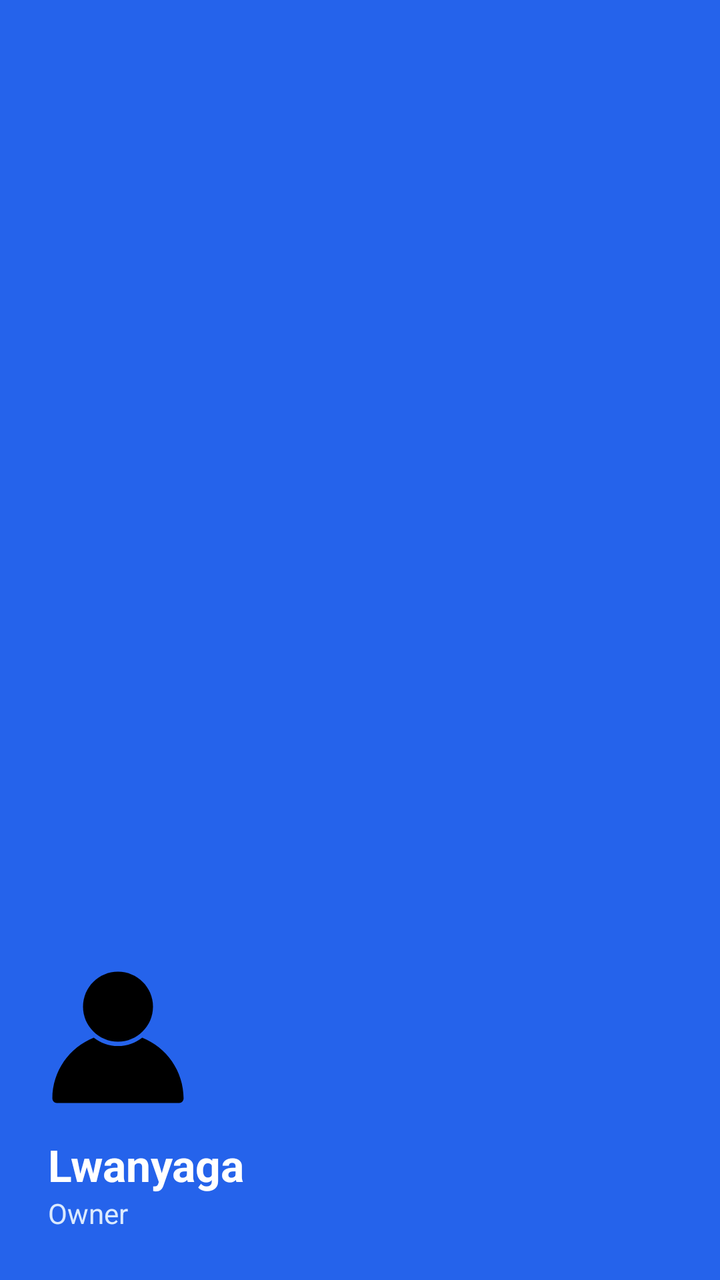
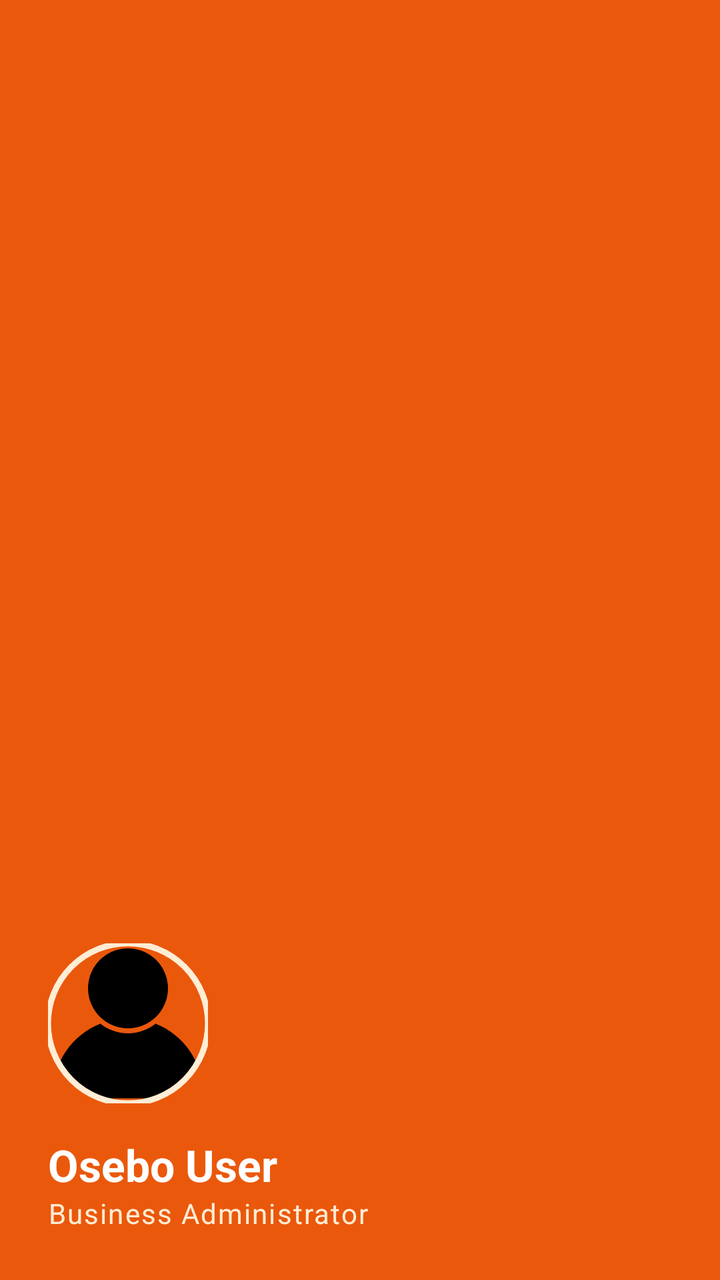

An Android layout rendered at two revisions. The XML below is the earlier revision; the diff shows what the commit changed to produce the second picture.
<!-- AndroidManifest.xml: application theme Theme.Osebo -->
<!-- res/layout/nav_header.xml -->
<?xml version="1.0" encoding="utf-8"?>
<LinearLayout
    xmlns:android="http://schemas.android.com/apk/res/android"
    android:layout_width="match_parent"
    android:layout_height="220dp"
    android:background="#2563EB"
    android:gravity="bottom"
    android:orientation="vertical"
    android:padding="24dp">

    <ImageView
        android:layout_width="70dp"
        android:layout_height="70dp"
        android:src="@drawable/user_avatar"/>

    <TextView
        android:layout_width="wrap_content"
        android:layout_height="wrap_content"
        android:layout_marginTop="14dp"
        android:text="Lwanyaga"
        android:textColor="@android:color/white"
        android:textSize="22sp"
        android:textStyle="bold"/>

    <TextView
        android:layout_width="wrap_content"
        android:layout_height="wrap_content"
        android:text="Owner"
        android:textColor="#DBEAFE"/>

</LinearLayout>
<!-- resources referenced by this layout -->
<resources>
  <!-- drawable user_avatar (drawable) -->
  <vector xmlns:android="http://schemas.android.com/apk/res/android"
      android:width="800dp"
      android:height="800dp"
      android:viewportWidth="8.4667"
      android:viewportHeight="8.4667">
    <path
        android:pathData="M2.7683,4.2519C1.3029,4.836 0.2635,6.2661 0.2635,7.9375A0.2646,0.2646 135,0 0,0.5292 8.2031L7.9375,8.2031A0.2646,0.2646 135,0 0,8.201 7.9375C8.2011,6.2663 7.1619,4.8361 5.6968,4.2519C5.2917,4.5696 4.7834,4.7615 4.2323,4.7615C3.6811,4.7615 3.1731,4.5698 2.7683,4.2519z"
        android:strokeLineJoin="round"
        android:strokeWidth="0.5292"
        android:fillColor="#000000"
        android:strokeColor="#00000000"
        android:fillType="nonZero"
        android:strokeLineCap="round"/>
    <path
        android:pathData="M4.2323,0.2656C3.0664,0.2656 2.1172,1.2149 2.1172,2.3807C2.1172,3.5466 3.0664,4.4979 4.2323,4.4979C5.3982,4.4979 6.3495,3.5466 6.3495,2.3807C6.3495,1.2149 5.3982,0.2656 4.2323,0.2656z"
        android:strokeLineJoin="round"
        android:strokeWidth="0.5292"
        android:fillColor="#000000"
        android:strokeColor="#00000000"
        android:fillType="nonZero"
        android:strokeLineCap="round"/>
  </vector>
  <style name="Theme.Osebo" parent="Base.Theme.Osebo" />
  <style name="Base.Theme.Osebo" parent="Theme.Material3.DayNight.NoActionBar">
          
      </style>
</resources>

<!-- the commit's change to res/layout/nav_header.xml (unified diff, before → after) -->
@@ -1,31 +1,41 @@
 <?xml version="1.0" encoding="utf-8"?>
 <LinearLayout
     xmlns:android="http://schemas.android.com/apk/res/android"
+    xmlns:app="http://schemas.android.com/apk/res-auto"
     android:layout_width="match_parent"
-    android:layout_height="220dp"
-    android:background="#2563EB"
+    android:layout_height="240dp"
+    android:background="@color/primary"
     android:gravity="bottom"
     android:orientation="vertical"
     android:padding="24dp">
 
-    <ImageView
-        android:layout_width="70dp"
-        android:layout_height="70dp"
-        android:src="@drawable/user_avatar"/>
+    <com.google.android.material.imageview.ShapeableImageView
+        android:id="@+id/img_header_avatar"
+        android:layout_width="80dp"
+        android:layout_height="80dp"
+        android:scaleType="centerCrop"
+        android:src="@drawable/user_avatar"
+        app:shapeAppearanceOverlay="@style/CircleImage"
+        app:strokeColor="@color/primaryLight"
+        app:strokeWidth="3dp" />
 
     <TextView
+        android:id="@+id/txt_header_name"
         android:layout_width="wrap_content"
         android:layout_height="wrap_content"
-        android:layout_marginTop="14dp"
-        android:text="Lwanyaga"
-        android:textColor="@android:color/white"
+        android:layout_marginTop="16dp"
+        android:text="Osebo User"
+        android:textColor="@color/white"
         android:textSize="22sp"
-        android:textStyle="bold"/>
+        android:textStyle="bold" />
 
     <TextView
+        android:id="@+id/txt_header_role"
         android:layout_width="wrap_content"
         android:layout_height="wrap_content"
-        android:text="Owner"
-        android:textColor="#DBEAFE"/>
+        android:text="Business Administrator"
+        android:textColor="@color/primaryLight"
+        android:textSize="14sp"
+        android:letterSpacing="0.05"/>
 
 </LinearLayout>
<!-- resource entries referenced after the edit -->
@@ -1,5 +1,8 @@
 <!-- resources referenced by this layout -->
 <resources>
+  <color name="primary">#EA580C</color>
+  <color name="primaryLight">#FFEDD5</color>
+  <color name="white">#FFFFFF</color>
   <!-- drawable user_avatar (drawable) -->
   <vector xmlns:android="http://schemas.android.com/apk/res/android"
       android:width="800dp"
@@ -23,6 +26,10 @@
         android:fillType="nonZero"
         android:strokeLineCap="round"/>
   </vector>
+  <style name="CircleImage">
+          <item name="cornerFamily">rounded</item>
+          <item name="cornerSize">50%</item>
+      </style>
   <style name="Theme.Osebo" parent="Base.Theme.Osebo" />
   <style name="Base.Theme.Osebo" parent="Theme.Material3.DayNight.NoActionBar">
           
